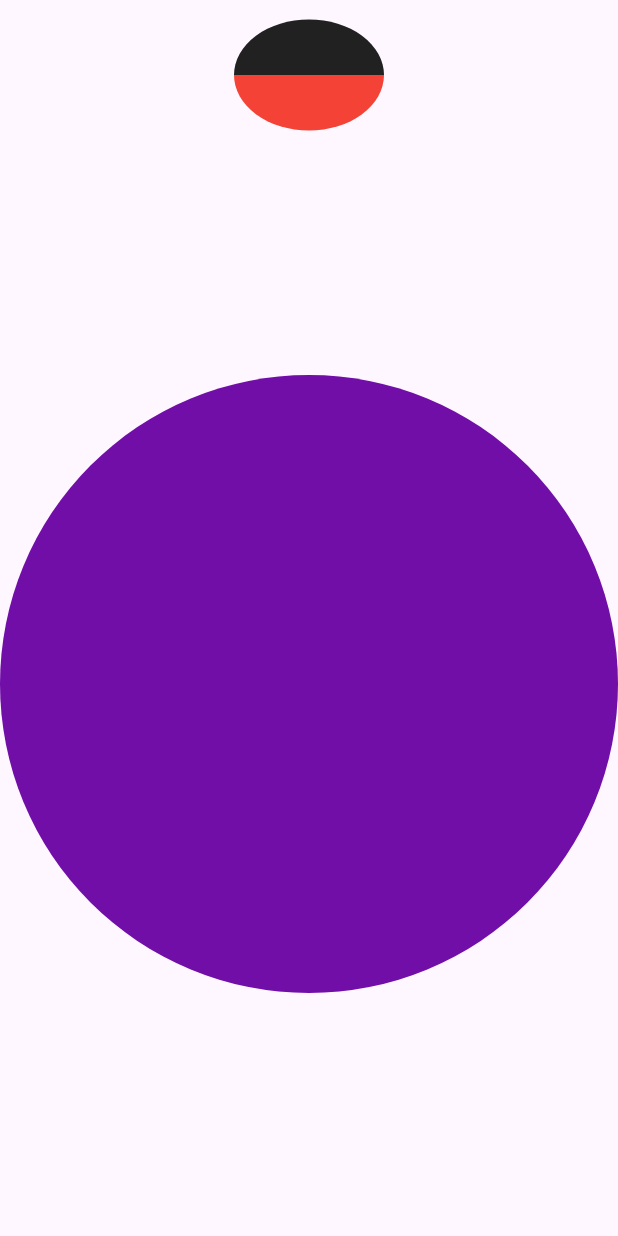
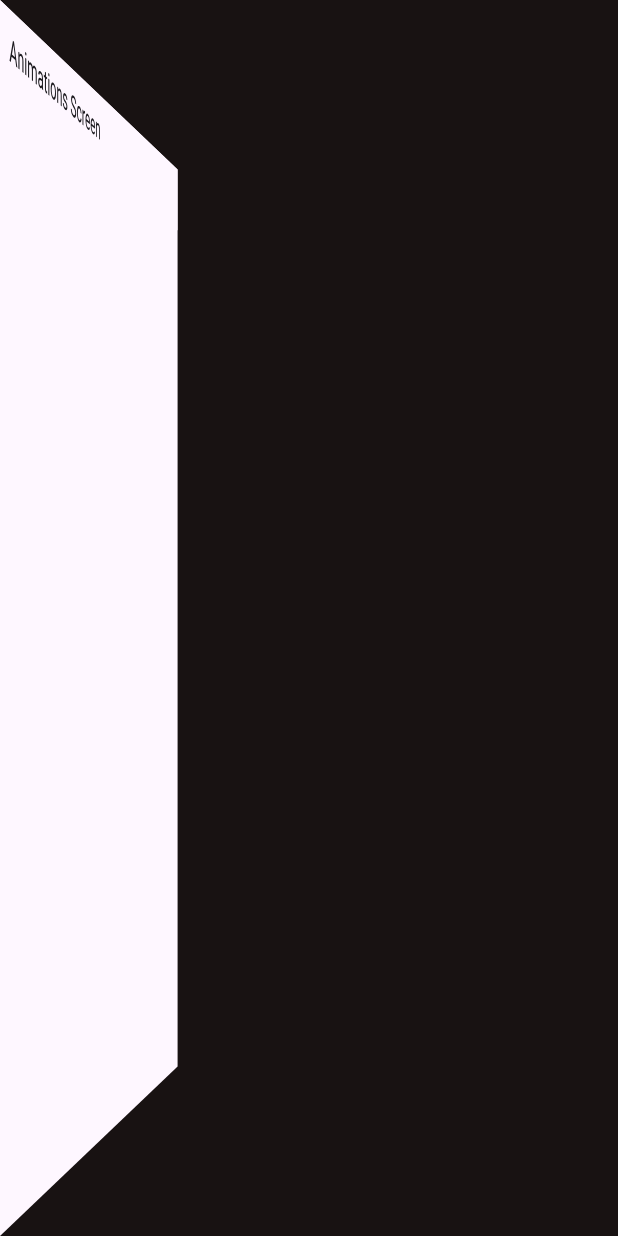
Before and after one commit to islam-debbi-dev/tutorials_flutter, a Flutter app: the screen it shows after launch, on a phone screen of 412 x 824 dp. Run offline on Flutter 3.47's test engine with Material 3 defaults, Android fonts, the phone set to English and light mode, and no system bars.

Commit message:
add MyDrawer widget for enhanced animation control in AnimationScreen

```diff
--- a/lib/animations/animation_screen.dart
+++ b/lib/animations/animation_screen.dart
@@ -2,6 +2,7 @@ import 'package:flutter/material.dart';
 import 'package:tutorials_flutter/animations/widgets/first_animation_widget.dart';
 
 import 'widgets/change_colors_animation.dart';
+import 'widgets/drawer/my_drawer.dart';
 
 class AnimationScreen extends StatefulWidget {
   const AnimationScreen({super.key});
@@ -13,19 +14,33 @@ class AnimationScreen extends StatefulWidget {
 class _AnimationScreenState extends State<AnimationScreen> {
   @override
   Widget build(BuildContext context) {
-    return Scaffold(
-      body: SafeArea(
-        child: Column(
-          children: [
-            const FirstAnimationWidget(),
-            SizedBox(height: 50),
-            // const SecondAnimationWidget(),
-            const SizedBox(height: 50),
+    return MyDrawer(
+      drawer: Material(
+        child: Container(
+          color: const Color.fromARGB(255, 17, 32, 45),
+          child: ListView.builder(
+            itemCount: 7,
+            itemBuilder: (context, index) {
+              return ListTile(title: Text('Item ${index + 1}'));
+            },
+          ),
+        ),
+      ),
+      child: Scaffold(
+        appBar: AppBar(title: const Text('Animations Screen')),
+        body: SafeArea(
+          child: Column(
+            children: [
+              // const FirstAnimationWidget(),
+              // SizedBox(height: 50),
+              // // const SecondAnimationWidget(),
+              // const SizedBox(height: 50),
 
-            // const ImplicitAnimationWidget(),
-            // const SizedBox(height: 50),
-            const ChangeColorsAnimation(),
-          ],
+              // // const ImplicitAnimationWidget(),
+              // // const SizedBox(height: 50),
+              // const ChangeColorsAnimation(),
+            ],
+          ),
         ),
       ),
     );
--- /dev/null
+++ b/lib/animations/widgets/drawer/my_drawer.dart
@@ -0,0 +1,110 @@
+import 'package:flutter/material.dart';
+import 'dart:math' as math;
+
+class MyDrawer extends StatefulWidget {
+  final Widget drawer;
+  final Widget child;
+  const MyDrawer({super.key, required this.child, required this.drawer});
+
+  @override
+  State<MyDrawer> createState() => _MyDrawerState();
+}
+
+class _MyDrawerState extends State<MyDrawer> with TickerProviderStateMixin {
+  late AnimationController _xControllerForChild;
+  late Animation<double> _XRotationAnimationForChild;
+
+  late AnimationController _xControllerForDrawer;
+  late Animation<double> _XRotationAnimationForDrawer;
+
+  @override
+  void initState() {
+    // TODO: implement initState
+    super.initState();
+
+    _xControllerForChild = AnimationController(
+      vsync: this,
+      duration: const Duration(milliseconds: 500),
+    );
+
+    _XRotationAnimationForChild = Tween<double>(
+      begin: 0.0,
+      end: -math.pi / 2.7,
+    ).animate(_xControllerForChild);
+
+    _xControllerForDrawer = AnimationController(
+      vsync: this,
+      duration: const Duration(milliseconds: 500),
+    );
+
+    _XRotationAnimationForDrawer = Tween<double>(
+      begin: -math.pi / 2.7,
+      end: 0.0,
+    ).animate(_xControllerForDrawer);
+  }
+
+  @override
+  void dispose() {
+    // TODO: implement dispose
+    super.dispose();
+    _xControllerForChild.dispose();
+    _xControllerForDrawer.dispose();
+  }
+
+  @override
+  Widget build(BuildContext context) {
+    final screenWidth = MediaQuery.of(context).size.width;
+    final maxDrag = screenWidth * 0.8;
+    return GestureDetector(
+      onHorizontalDragUpdate: (details) {
+        final delta = details.delta.dx / maxDrag;
+
+        // Dragging to the right
+        _xControllerForChild.value += delta;
+        _xControllerForDrawer.value += delta;
+      },
+      onHorizontalDragEnd: (details) {
+        if (_xControllerForChild.value >= 0.5) {
+          _xControllerForChild.forward();
+          _xControllerForDrawer.forward();
+        } else {
+          _xControllerForChild.reverse();
+          _xControllerForDrawer.reverse();
+        }
+      },
+      child: Stack(
+        children: [
+          Container(color: const Color.fromARGB(255, 24, 18, 18)),
+          AnimatedBuilder(
+            animation: _XRotationAnimationForDrawer,
+            builder: (context, child) {
+              return Transform(
+                alignment: Alignment.centerLeft,
+                transform: Matrix4.identity()
+                  ..setEntry(3, 2, 0.001)
+                  ..translate(_xControllerForChild.value * maxDrag)
+                  ..rotateY(_XRotationAnimationForDrawer.value),
+                child: widget.child,
+              );
+            },
+          ),
+          AnimatedBuilder(
+            animation: _XRotationAnimationForChild,
+            builder: (context, child) {
+              return Transform(
+                alignment: Alignment.centerRight,
+                transform: Matrix4.identity()
+                  ..setEntry(3, 2, 0.001)
+                  ..translate(
+                    -screenWidth + _xControllerForChild.value * maxDrag,
+                  )
+                  ..rotateY(_XRotationAnimationForChild.value),
+                child: widget.drawer,
+              );
+            },
+          ),
+        ],
+      ),
+    );
+  }
+}
```
